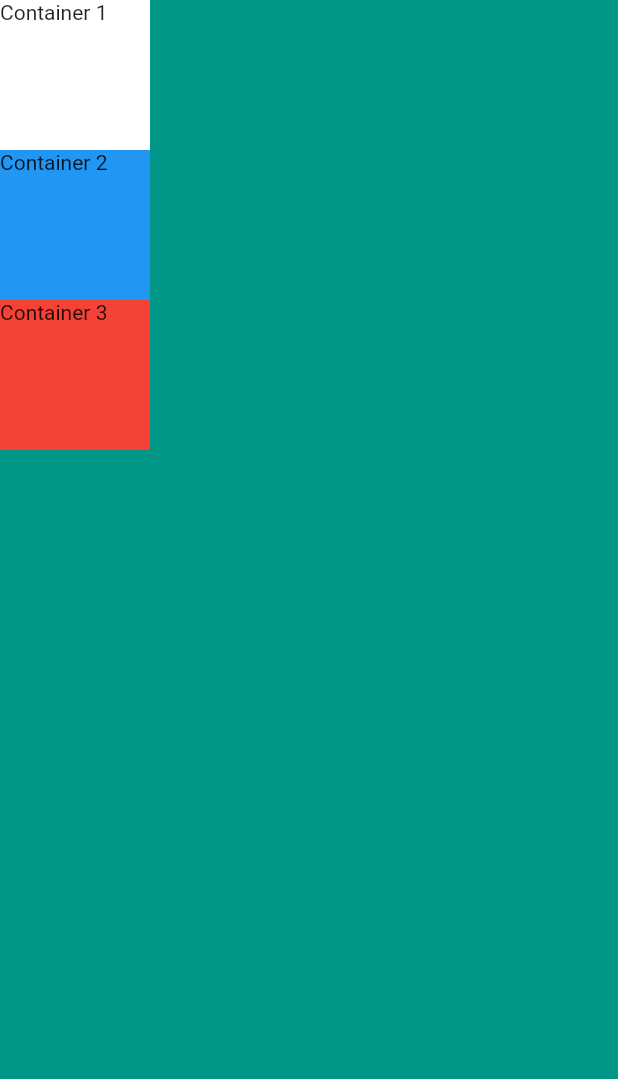
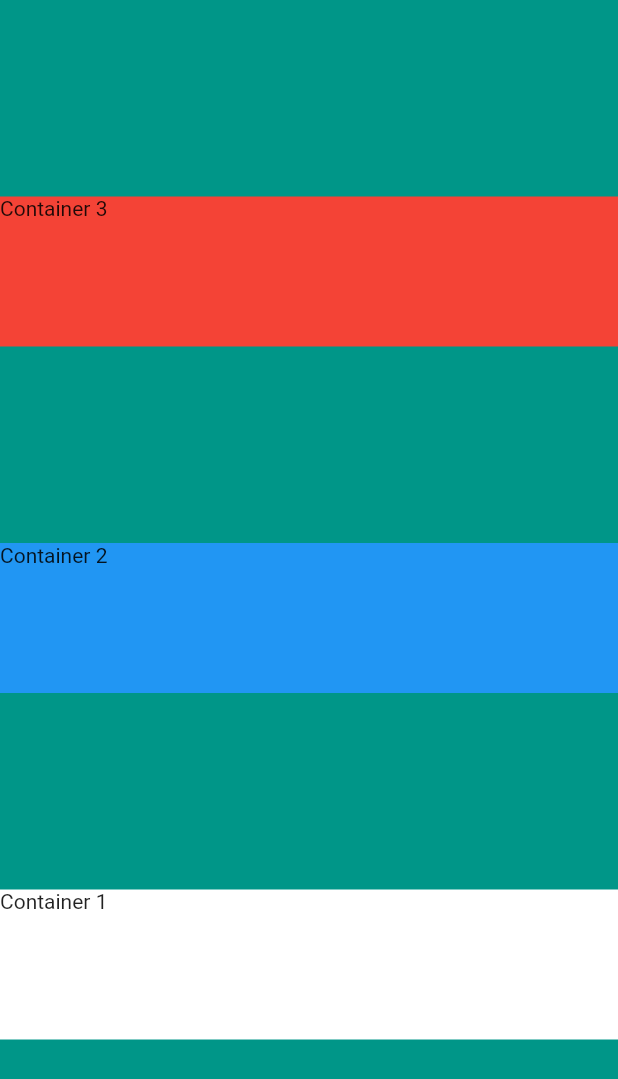
Before and after one commit to sebastienBellon/miCard, a Flutter app: the screen it shows after launch, on a phone screen of 412 x 824 dp. Shown: the top 1079 px of the screen. Run offline on Flutter 3.47's test engine with Material 2 defaults, Android fonts, the phone set to English and light mode, and no system bars.

Commit message:
✨ add some property

```diff
--- a/lib/main.dart
+++ b/lib/main.dart
@@ -15,7 +15,11 @@ class MyApp extends StatelessWidget {
       home: Scaffold(
         backgroundColor: Colors.teal,
         body: SafeArea(
-            child: Column(children: <Widget>[
+          child: Column(
+              verticalDirection: VerticalDirection.up,
+              mainAxisAlignment: MainAxisAlignment.spaceEvenly,
+              crossAxisAlignment: CrossAxisAlignment.stretch,
+              children: <Widget>[
                 Container(
                   height: 100,
                   width: 100,
@@ -34,7 +38,8 @@ class MyApp extends StatelessWidget {
                   color: Colors.red,
                   child: const Text("Container 3"),
                 ),
-        ])),
+              ]),
+        ),
       ),
     );
   }
```
Lines whose indentation alone changed are shown as unchanged.
